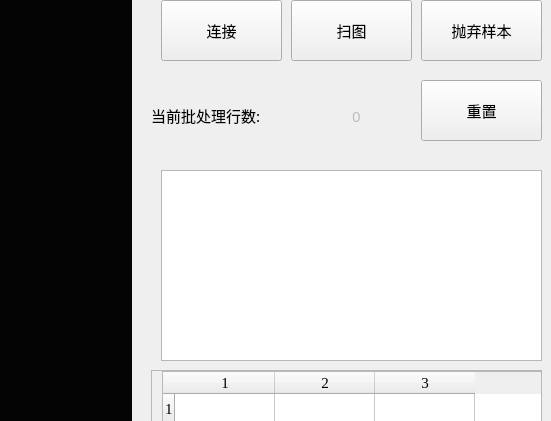
The window that handeye.ui (Yamabukiss/handeye_calibration) describes before a commit, drawn with Qt 5; both pictures show x 649 to 1200 and y 0 to 421 of the 1200 by 800 pixel window.
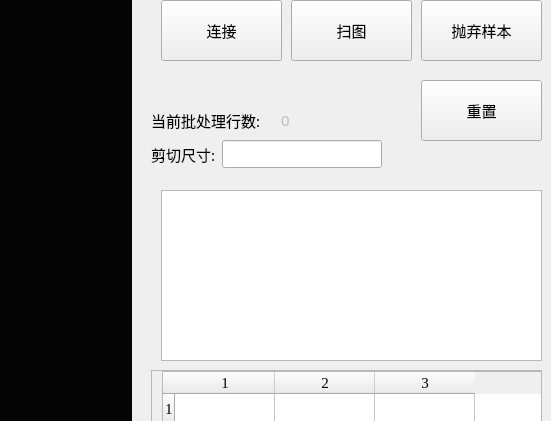
The same window after the commit.

```diff
--- a/handeye.ui
+++ b/handeye.ui
@@ -36,9 +36,9 @@
     <property name="geometry">
      <rect>
       <x>810</x>
-      <y>170</y>
+      <y>190</y>
       <width>381</width>
-      <height>191</height>
+      <height>171</height>
      </rect>
     </property>
    </widget>
@@ -514,40 +514,65 @@
      <string>重置</string>
     </property>
    </widget>
-   <widget class="QLabel" name="batch_label">
-    <property name="enabled">
-     <bool>false</bool>
-    </property>
+   <widget class="QWidget" name="">
     <property name="geometry">
      <rect>
-      <x>960</x>
-      <y>90</y>
-      <width>91</width>
-      <height>51</height>
+      <x>800</x>
+      <y>140</y>
+      <width>231</width>
+      <height>28</height>
      </rect>
     </property>
-    <property name="text">
-     <string>0</string>
-    </property>
-    <property name="alignment">
-     <set>Qt::AlignCenter</set>
-    </property>
+    <layout class="QHBoxLayout" name="horizontalLayout_10">
+     <item>
+      <widget class="QLabel" name="cut_titile">
+       <property name="text">
+        <string>剪切尺寸:</string>
+       </property>
+       <property name="alignment">
+        <set>Qt::AlignLeading|Qt::AlignLeft|Qt::AlignVCenter</set>
+       </property>
+      </widget>
+     </item>
+     <item>
+      <widget class="QLineEdit" name="cut_edit"/>
+     </item>
+    </layout>
    </widget>
-   <widget class="QLabel" name="batch_label_title">
+   <widget class="QWidget" name="">
     <property name="geometry">
      <rect>
       <x>800</x>
-      <y>90</y>
-      <width>141</width>
-      <height>51</height>
+      <y>110</y>
+      <width>153</width>
+      <height>20</height>
      </rect>
     </property>
-    <property name="text">
-     <string>当前批处理行数:</string>
-    </property>
-    <property name="alignment">
-     <set>Qt::AlignLeading|Qt::AlignLeft|Qt::AlignVCenter</set>
-    </property>
+    <layout class="QHBoxLayout" name="horizontalLayout_11">
+     <item>
+      <widget class="QLabel" name="batch_label_title">
+       <property name="text">
+        <string>当前批处理行数:</string>
+       </property>
+       <property name="alignment">
+        <set>Qt::AlignLeading|Qt::AlignLeft|Qt::AlignVCenter</set>
+       </property>
+      </widget>
+     </item>
+     <item>
+      <widget class="QLabel" name="batch_label">
+       <property name="enabled">
+        <bool>false</bool>
+       </property>
+       <property name="text">
+        <string>0</string>
+       </property>
+       <property name="alignment">
+        <set>Qt::AlignCenter</set>
+       </property>
+      </widget>
+     </item>
+    </layout>
    </widget>
   </widget>
   <widget class="QMenuBar" name="menubar">
```
